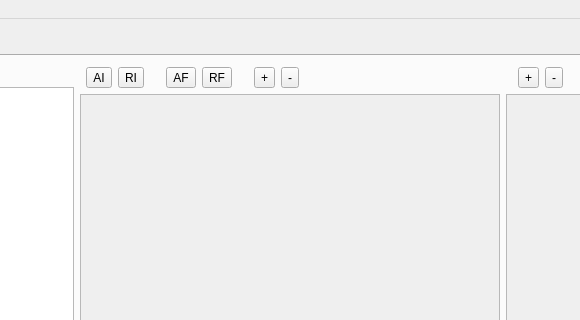
Old version of the form mainwindow.ui in the repository lvklabs/sprite-animator-tool; both pictures show x 250 to 830 and y 0 to 320 of the 1199 by 746 pixel window.
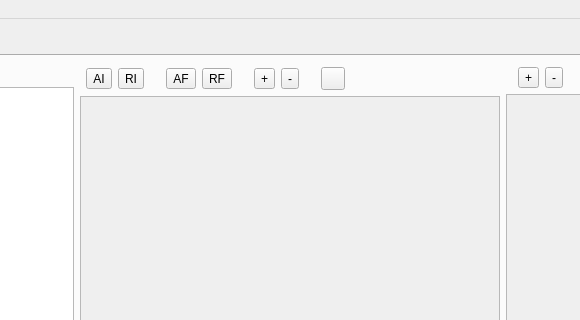
New version of the form. The open tabs and pages were chosen to show the change. Icons and pictures are not drawn. Custom widgets are drawn as their Qt base class.

Commit message: - Added "What's this" menu - Information presented in tooltips moved to what's this - Fixed some refresh/reload problems - Added toolbutton "refresh input image"

Patch:
```diff
--- a/mainwindow.ui
+++ b/mainwindow.ui
@@ -77,7 +77,7 @@
             </property>
            </spacer>
           </item>
-          <item row="1" column="1" colspan="10">
+          <item row="1" column="1" colspan="12">
            <widget class="QScrollArea" name="imgPreviewScroll">
             <property name="sizePolicy">
              <sizepolicy hsizetype="Expanding" vsizetype="Expanding">
@@ -196,7 +196,7 @@
             </property>
            </widget>
           </item>
-          <item row="0" column="10">
+          <item row="0" column="12">
            <spacer name="horizontalSpacer_8">
             <property name="orientation">
              <enum>Qt::Horizontal</enum>
@@ -259,6 +259,39 @@
             </property>
            </spacer>
           </item>
+          <item row="0" column="11">
+           <widget class="QToolButton" name="refreshImgButton">
+            <property name="toolTip">
+             <string>Refresh image</string>
+            </property>
+            <property name="whatsThis">
+             <string>Force refresh image</string>
+            </property>
+            <property name="text">
+             <string/>
+            </property>
+            <property name="icon">
+             <iconset resource="res.qrc">
+              <normaloff>:/buttons/button-refresh</normaloff>:/buttons/button-refresh</iconset>
+            </property>
+           </widget>
+          </item>
+          <item row="0" column="10">
+           <spacer name="horizontalSpacer_9">
+            <property name="orientation">
+             <enum>Qt::Horizontal</enum>
+            </property>
+            <property name="sizeType">
+             <enum>QSizePolicy::Minimum</enum>
+            </property>
+            <property name="sizeHint" stdset="0">
+             <size>
+              <width>10</width>
+              <height>20</height>
+             </size>
+            </property>
+           </spacer>
+          </item>
          </layout>
         </item>
         <item row="0" column="0" rowspan="5">
```
Left out of the diff: 260 changed lines with no effect on the pictures. The commit also changes 2 other files.
